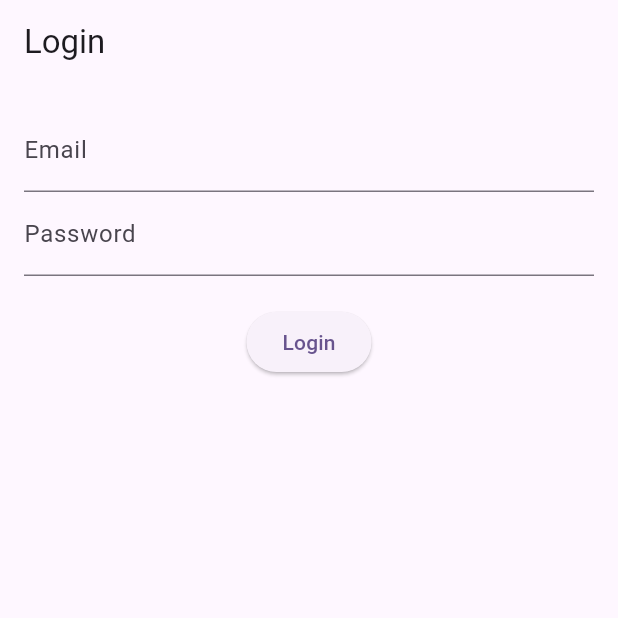
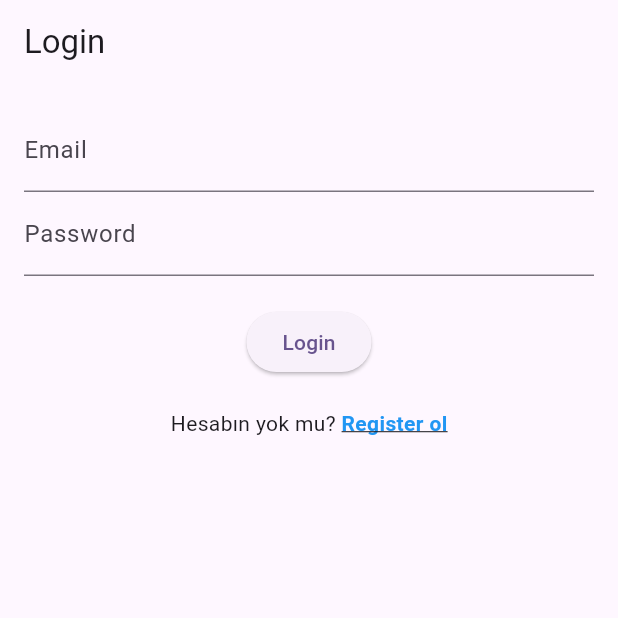
Before and after one commit to aakin21/Chizo, a Flutter app: the screen it shows after launch, after a tap on "Giriş yap", on a phone screen of 412 x 824 dp, the top half of it. Run offline on Flutter 3.47's test engine with Material 3 defaults, Android fonts, the phone set to English and light mode, and no system bars; our stand-ins replace cached_network_image, image_picker, supabase_flutter; accounts and stored records are empty.

Commit message:
login to register

```diff
--- a/lib/screens/login_screen.dart
+++ b/lib/screens/login_screen.dart
@@ -1,6 +1,7 @@
 import 'package:flutter/material.dart';
 import 'package:supabase_flutter/supabase_flutter.dart';
 import 'home_screen.dart'; // Path doğru olduğundan emin ol
+import 'register_screen.dart';
 
 class LoginScreen extends StatefulWidget {
   const LoginScreen({super.key});
@@ -79,6 +80,31 @@ class _LoginScreenState extends State<LoginScreen> {
                     onPressed: login,
                     child: const Text("Login"),
                   ),
+            const SizedBox(height: 20),
+            Row(
+              mainAxisAlignment: MainAxisAlignment.center,
+              children: [
+                const Text("Hesabın yok mu? "),
+                GestureDetector(
+                  onTap: () {
+                    Navigator.push(
+                      context,
+                      MaterialPageRoute(
+                        builder: (context) => const RegisterScreen(),
+                      ),
+                    );
+                  },
+                  child: const Text(
+                    "Register ol",
+                    style: TextStyle(
+                      color: Colors.blue,
+                      fontWeight: FontWeight.bold,
+                      decoration: TextDecoration.underline,
+                    ),
+                  ),
+                ),
+              ],
+            ),
           ],
         ),
       ),
```
